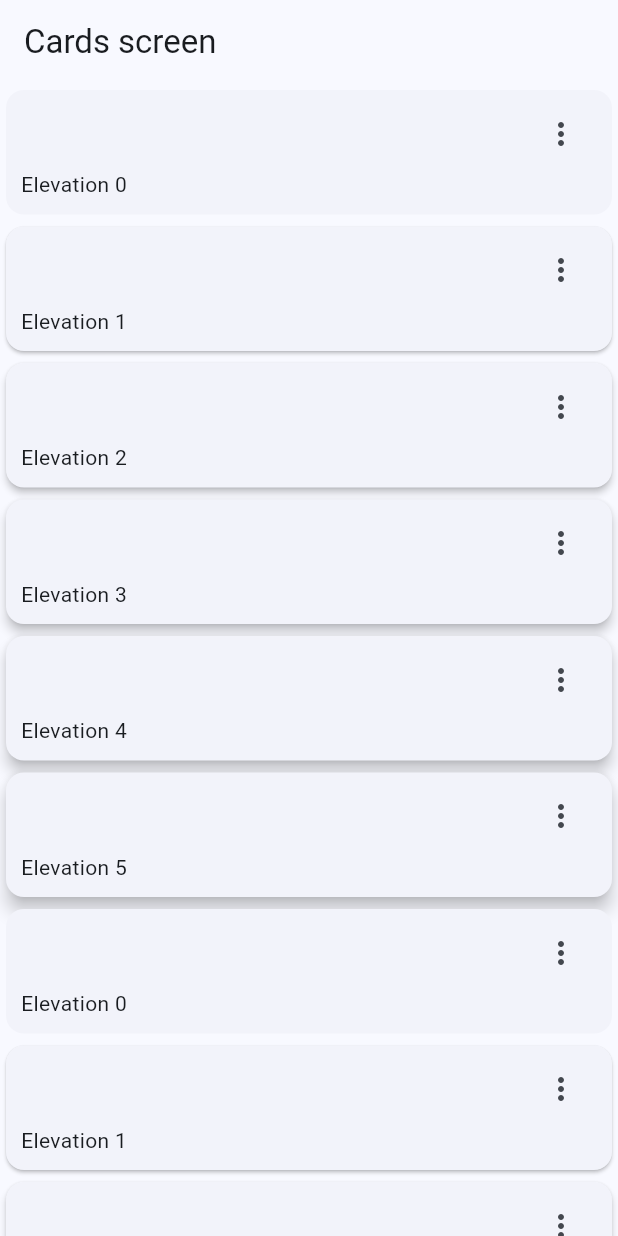
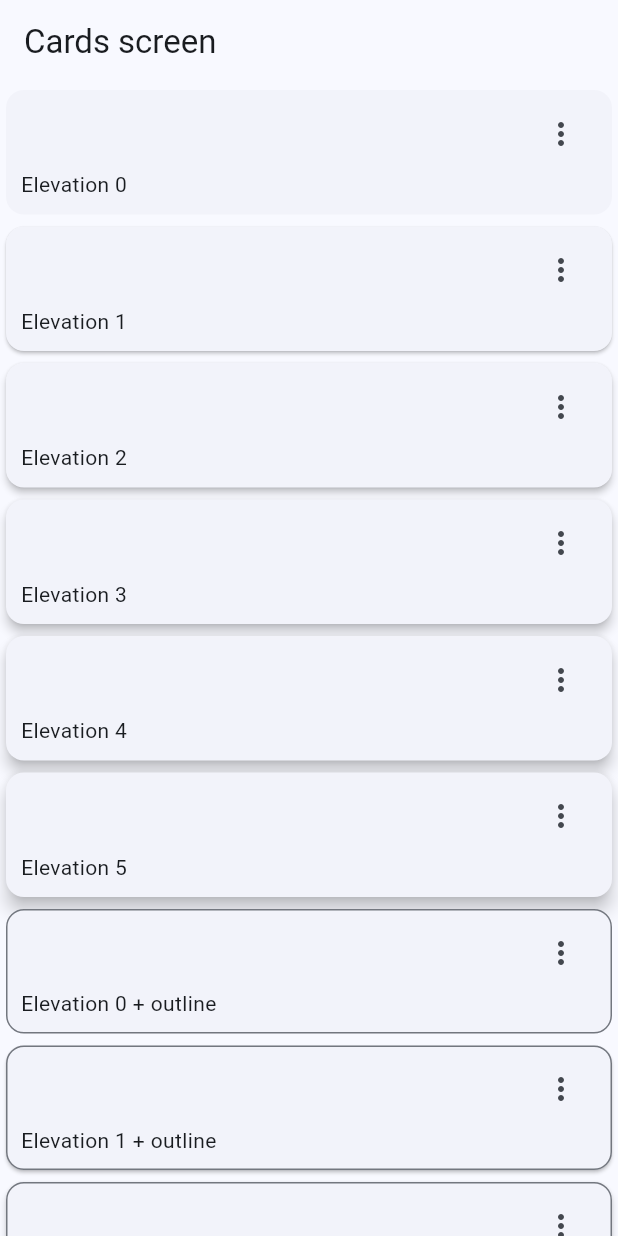
Before and after one commit to Dave-Gom/p_widgetApp, a Flutter app: the CardsScreen screen opened by its route, on a phone screen of 412 x 824 dp. Run offline on Flutter 3.47's test engine with Material 3 defaults, Android fonts, the phone set to English and light mode, and no system bars; our stand-ins replace go_router.

Commit message:
tarjetas con borde

```diff
--- a/lib/presentation/screens/cards/cards_screen.dart
+++ b/lib/presentation/screens/cards/cards_screen.dart
@@ -39,7 +39,7 @@ class _CardsView extends StatelessWidget {
                 elevation: card['elevation'],
                 label: card["lavel"],
               )),
-          ...cards.map((card) => _CartType1(
+          ...cards.map((card) => _CartType2(
                 elevation: card['elevation'],
                 label: card["lavel"],
               ))
@@ -78,3 +78,37 @@ class _CartType1 extends StatelessWidget {
     );
   }
 }
+
+class _CartType2 extends StatelessWidget {
+  final String label;
+  final double elevation;
+  const _CartType2({
+    super.key,
+    required this.label,
+    required this.elevation,
+  });
+
+  @override
+  Widget build(BuildContext context) {
+    final colors = Theme.of(context).colorScheme;
+    return Card(
+      shape: RoundedRectangleBorder(
+          side: BorderSide(color: colors.outline),
+          borderRadius: BorderRadius.all(Radius.circular(12))),
+      elevation: elevation,
+      child: Padding(
+        padding: const EdgeInsets.fromLTRB(10, 5, 10, 10),
+        child: Column(children: [
+          Align(
+              alignment: Alignment.topRight,
+              child: IconButton(
+                  onPressed: () {}, icon: Icon(Icons.more_vert_outlined))),
+          Align(
+            alignment: Alignment.bottomLeft,
+            child: Text('$label + outline'),
+          )
+        ]),
+      ),
+    );
+  }
+}
```
